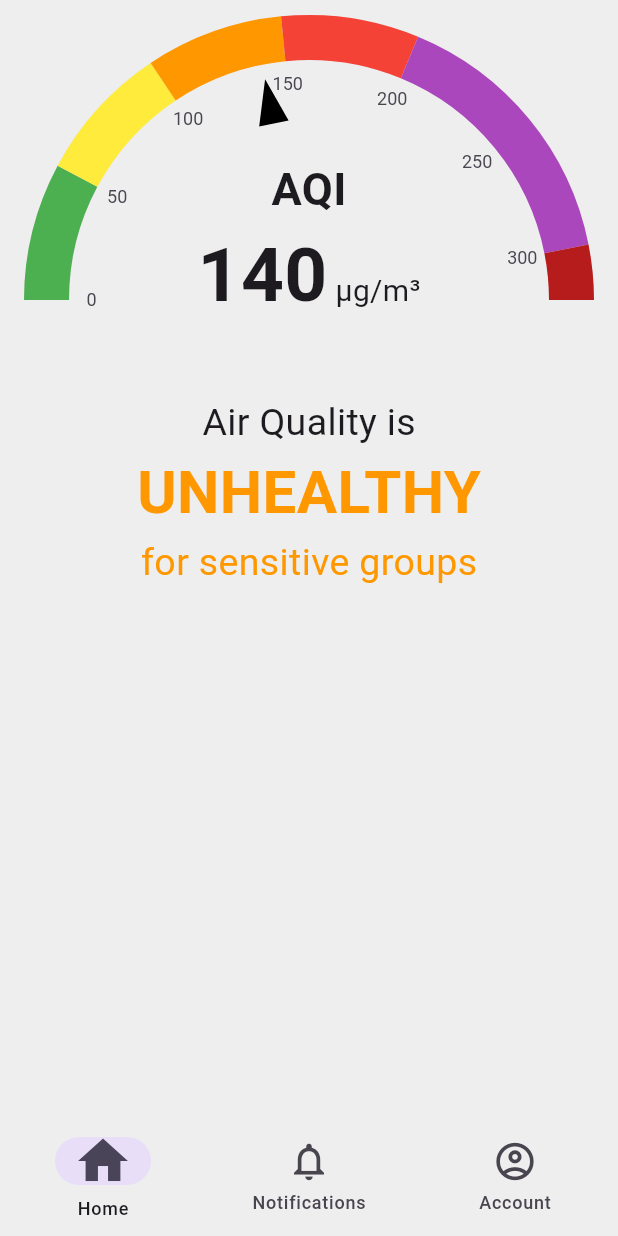
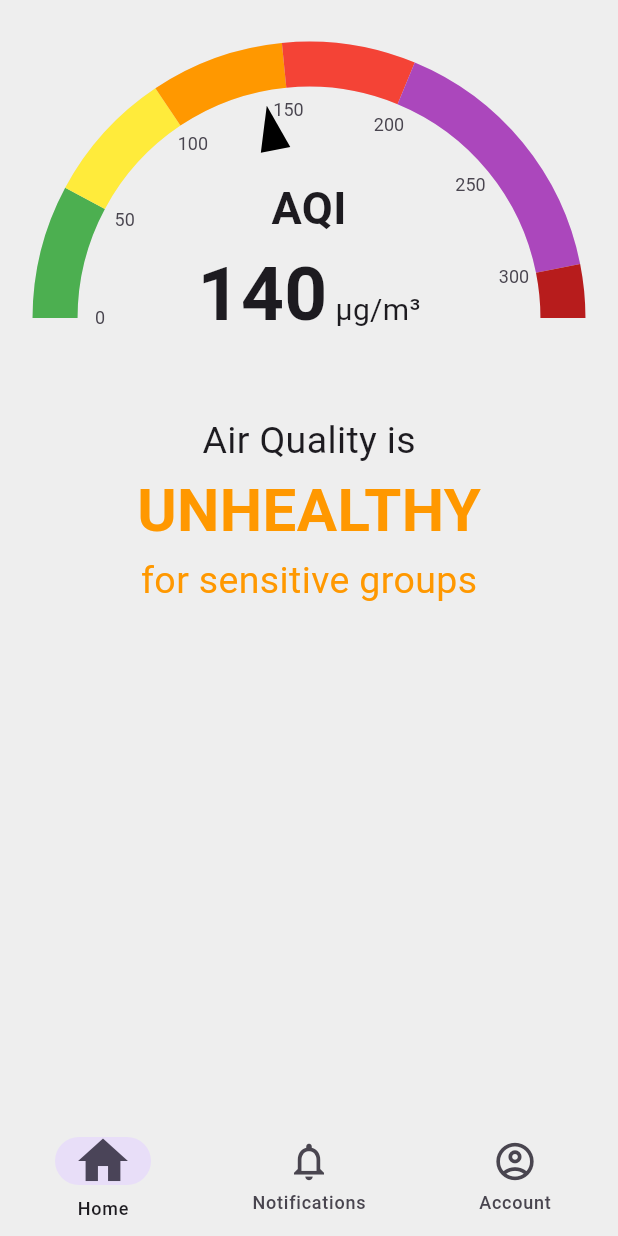
Before and after one commit to aayushman950/Air-Quality-Monitoring-System, a Flutter app: the screen it shows after launch, on a phone screen of 412 x 824 dp. Run offline on Flutter 3.47's test engine with Material 3 defaults, Android fonts, the phone set to English and light mode, and no system bars; drawn by our look-alikes of syncfusion_flutter_gauges; our stand-ins replace shared_preferences.

Commit message:
added padding to home page

```diff
--- a/aqms/lib/pages/home_page.dart
+++ b/aqms/lib/pages/home_page.dart
@@ -8,8 +8,11 @@ class HomePage extends StatelessWidget {
   Widget build(BuildContext context) {
     return SafeArea(
       child: Scaffold(
-        body: AQIGaugeAndStatus(
-          aqiRating: 140,
+        body: Padding(
+          padding: const EdgeInsets.all(12.0),
+          child: AQIGaugeAndStatus(
+            aqiRating: 140,
+          ),
         ),
       ),
     );
```
